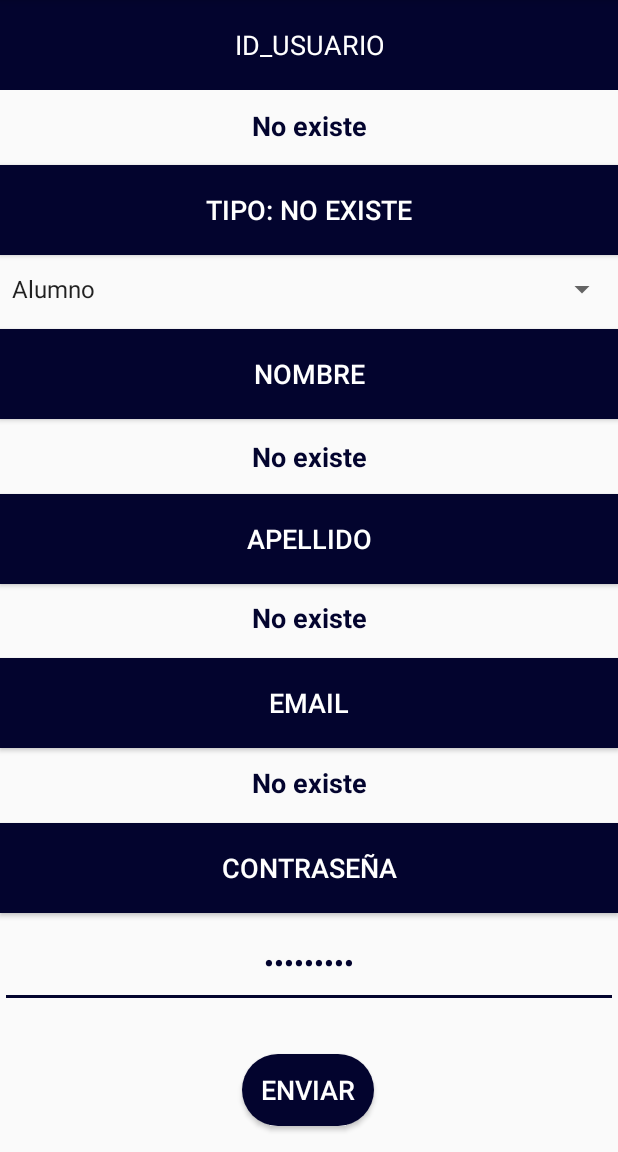
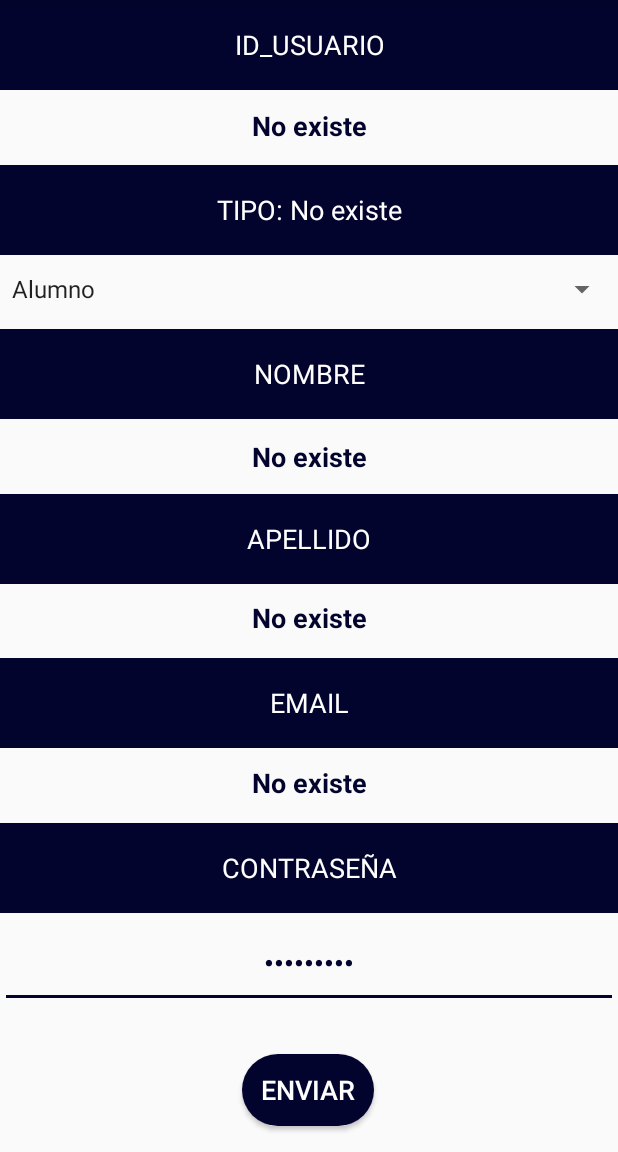
Before and after one commit to joorge97/Nihilist1_0, an Android app: the Usuario screen opened directly, with no data from a screen before it, on a phone screen of 412 x 824 dp, the part 84-1236 px from its top. Run offline under Robolectric (Android 15) with nearby library versions, the phone set to English and light mode, and no system bars; network calls fail.

```diff
--- a/app/src/main/res/layout/activity_usuario.xml
+++ b/app/src/main/res/layout/activity_usuario.xml
@@ -38,11 +38,12 @@
         app:layout_constraintTop_toTopOf="parent"
         app:layout_constraintVertical_bias="0.0" />
 
-    <Button
+    <TextView
         android:id="@+id/noFunction1"
         android:layout_width="match_parent"
         android:layout_height="60dp"
         android:background="@color/colorAccent"
+        android:gravity="center"
         android:text="TIPO"
         android:textColor="@color/whiteBase"
         android:textSize="18sp"
@@ -53,11 +54,12 @@
         app:layout_constraintTop_toTopOf="parent"
         app:layout_constraintVertical_bias="0.155" />
 
-    <Button
+    <TextView
         android:id="@+id/noFunction2"
         android:layout_width="match_parent"
         android:layout_height="60dp"
         android:background="@color/colorAccent"
+        android:gravity="center"
         android:text="NOMBRE"
         android:textColor="@color/whiteBase"
         android:textSize="18sp"
@@ -68,11 +70,12 @@
         app:layout_constraintTop_toTopOf="parent"
         app:layout_constraintVertical_bias="0.310" />
 
-    <Button
+    <TextView
         android:id="@+id/noFunction3"
         android:layout_width="match_parent"
         android:layout_height="60dp"
         android:background="@color/colorAccent"
+        android:gravity="center"
         android:text="APELLIDO"
         android:textColor="@color/whiteBase"
         android:textSize="18sp"
@@ -83,11 +86,12 @@
         app:layout_constraintTop_toTopOf="parent"
         app:layout_constraintVertical_bias="0.465" />
 
-    <Button
+    <TextView
         android:id="@+id/noFunction4"
         android:layout_width="match_parent"
         android:layout_height="60dp"
         android:background="@color/colorAccent"
+        android:gravity="center"
         android:text="EMAIL"
         android:textColor="@color/whiteBase"
         android:textSize="18sp"
@@ -98,11 +102,12 @@
         app:layout_constraintTop_toTopOf="parent"
         app:layout_constraintVertical_bias="0.620" />
 
-    <Button
+    <TextView
         android:id="@+id/noFunction5"
         android:layout_width="match_parent"
         android:layout_height="60dp"
         android:background="@color/colorAccent"
+        android:gravity="center"
         android:text="CONTRASEÑA"
         android:textColor="@color/whiteBase"
         android:textSize="18sp"
```
Also changed, not shown: app/src/main/res/layout/activity_enviar.xml (+6 -7 lines), app/src/main/res/layout/activity_inicio.xml (+11 -11 lines).
